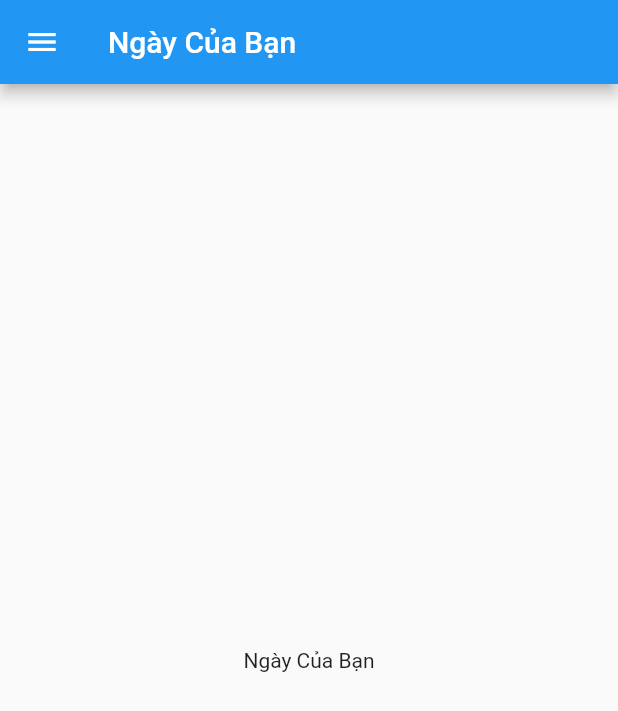
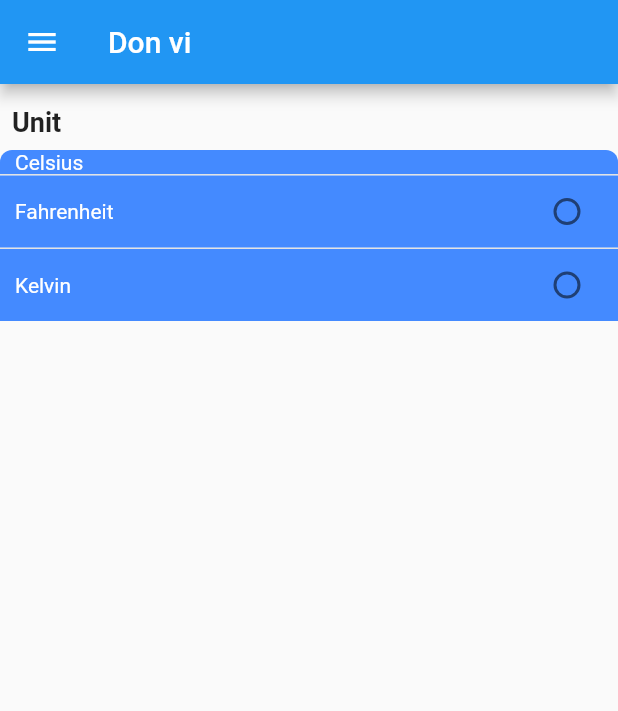
Before and after one commit to hailt99/weather-flutter, a Flutter app: the UnitView screen opened directly, on a phone screen of 412 x 824 dp. Shown: the top 711 px of the screen. Run offline on Flutter 3.47's test engine with Material 2 defaults, Android fonts, the phone set to English and light mode, and no system bars; our stand-ins replace dio; network calls fail.

Commit message:
bug Units, Temperature

```diff
--- a/lib/main.dart
+++ b/lib/main.dart
@@ -1,10 +1,12 @@
 import 'package:flutter/material.dart';
+import 'package:flutter_app_thoi_tiet/src/components/setting/setting_unit.dart';
 import 'package:flutter_app_thoi_tiet/src/notifiers/daily_notifier.dart';
 import 'package:flutter_app_thoi_tiet/src/notifiers/hourly_notifier/hourly_notifier.dart';
 import 'package:flutter_app_thoi_tiet/src/screen/background/backgound_view.dart';
 import 'package:flutter_app_thoi_tiet/src/screen/homeview/homeview.dart';
 import 'package:flutter_app_thoi_tiet/src/screen/location/location.dart';
 import 'package:flutter_app_thoi_tiet/src/screen/notify/notify_view.dart';
+import 'package:flutter_app_thoi_tiet/src/screen/unit/unit_view.dart';
 import 'package:provider/provider.dart';
 
 void main() {
@@ -16,6 +18,9 @@ void main() {
         ),
         ChangeNotifierProvider(
           create: (context) => HourlyNotifier(),
+        ),
+        ChangeNotifierProvider(
+          create: (context) => SettingUnits(),
         ),
       ],
       child: MyApp(),
@@ -38,7 +43,7 @@ class MyApp extends StatelessWidget {
         '/notify': (context) => NotifyView(),
         '/background': (context) => BackgroundView(),
         '/add_location': (context) => LocationView(),
-        '/unit': (context) => LocationView(),
+        '/unit': (context) => UnitView(),
       },
     );
   }
--- a/lib/src/components/current/current_view.dart
+++ b/lib/src/components/current/current_view.dart
@@ -1,7 +1,9 @@
 import 'package:flutter/material.dart';
 import 'package:flutter_app_thoi_tiet/src/components/current/current_view_model.dart';
+import 'package:flutter_app_thoi_tiet/src/components/setting/setting_unit.dart';
 import 'package:flutter_app_thoi_tiet/src/model/weather/weather.dart';
 import 'package:intl/intl.dart';
+import 'package:provider/provider.dart';
 
 class CurrentView extends StatefulWidget {
   final Current current;
@@ -22,6 +24,7 @@ class _CurrentViewState extends State<CurrentView> {
   }
   @override
   Widget build(BuildContext context) {
+    return Consumer<SettingUnits>(builder: (context, units, child) {
       return Center(
         child: Container(
           height: 400,
@@ -40,7 +43,7 @@ class _CurrentViewState extends State<CurrentView> {
                 mainAxisAlignment: MainAxisAlignment.center,
                 children: [
                   Text(
-                  "${(currentViewModel.current.temp - 273).toInt()}",
+                    "${(currentViewModel.current.temp = units.tempC)}",
                     style: TextStyle(fontSize: 40),
                   ),
                   Text(
@@ -56,5 +59,6 @@ class _CurrentViewState extends State<CurrentView> {
           ),
         ),
       );
+    });
   }
 }
--- a/lib/src/components/hourlys/hourly_view.dart
+++ b/lib/src/components/hourlys/hourly_view.dart
@@ -1,6 +1,8 @@
 import 'package:flutter/material.dart';
 import 'package:flutter_app_thoi_tiet/src/components/current/current_view_model.dart';
+import 'package:flutter_app_thoi_tiet/src/components/setting/setting_unit.dart';
 import 'package:flutter_app_thoi_tiet/src/model/weather/weather.dart';
+import 'package:provider/provider.dart';
 
 class HourlyView extends StatefulWidget {
   final Current current;
@@ -22,16 +24,18 @@ class _CurrentViewState extends State<HourlyView> {
 
   @override
   Widget build(BuildContext context) {
+    return Consumer<SettingUnits>(builder: (context, units, child) {
       return Container(
         width: 150,
         child: Column(
           mainAxisAlignment: MainAxisAlignment.start,
           crossAxisAlignment: CrossAxisAlignment.center,
           children: [
-          Text("${(currentViewModel.current.temp - 273).toInt()}"),
+            Text("${(currentViewModel.current.temp = units.tempC)}"),
             Text("${(currentViewModel.current.dt)}"),
           ],
         ),
       );
+    });
   }
 }
--- /dev/null
+++ b/lib/src/components/setting/setting_unit.dart
@@ -0,0 +1,16 @@
+import 'package:flutter/material.dart';
+import 'package:flutter_app_thoi_tiet/src/units/tempunits.dart';
+
+class SettingUnits with ChangeNotifier {
+  double _temp;
+
+  set temp(newValue) {
+    _temp = newValue;
+    notifyListeners();
+  }
+
+  double get tempC => _temp - 273;
+  double get tempF => _temp;
+  double get tempK => _temp * (9 / 5) - 459.67;
+  double get tempunits => _temp;
+}
--- a/lib/src/screen/unit/unit_view.dart
+++ b/lib/src/screen/unit/unit_view.dart
@@ -1,5 +1,8 @@
 import 'package:flutter/material.dart';
+import 'package:flutter_app_thoi_tiet/src/components/setting/setting_unit.dart';
 import 'package:flutter_app_thoi_tiet/src/menu/drawer_menu.dart';
+import 'package:flutter_app_thoi_tiet/src/units/tempunits.dart';
+import 'package:provider/provider.dart';
 
 class UnitView extends StatefulWidget {
   @override
@@ -11,12 +14,96 @@ class _UnitViewState extends State<UnitView> {
   Widget build(BuildContext context) {
     return Scaffold(
       appBar: AppBar(
-        title: Text("Ngày Của Bạn"),
+        title: Text("Don vi"),
       ),
       drawer: DrawerMenu(),
-      body: Center(
-        child: Text("Ngày Của Bạn"),
-      ),
+      body: Consumer<SettingUnits>(builder: (context, units, child) {
+        return Column(
+          crossAxisAlignment: CrossAxisAlignment.start,
+          children: <Widget>[
+            Padding(
+              padding:
+                  const EdgeInsets.only(top: 15, left: 8, right: 8, bottom: 8),
+              child: Text(
+                "Unit",
+                style: TextStyle(
+                  fontWeight: FontWeight.bold,
+                  fontSize: 18,
+                ),
+              ),
+            ),
+            Container(
+              decoration: BoxDecoration(
+                borderRadius: BorderRadius.only(
+                    topLeft: Radius.circular(8), topRight: Radius.circular(8)),
+                color: Colors.blueAccent,
+              ),
+              padding: EdgeInsets.only(left: 10, right: 10),
+              child: Row(
+                mainAxisAlignment: MainAxisAlignment.spaceBetween,
+                children: <Widget>[
+                  Text(
+                    "Celsius",
+                    style: TextStyle(color: Colors.white),
+                  ),
+                ],
+              ),
+            ),
+            Divider(
+              height: 1,
+            ),
+            Container(
+              color: Colors.blueAccent,
+              padding: EdgeInsets.only(left: 10, right: 10),
+              child: Row(
+                mainAxisAlignment: MainAxisAlignment.spaceBetween,
+                children: <Widget>[
+                  Text(
+                    "Fahrenheit",
+                    style: TextStyle(
+                      color: Colors.white,
+                    ),
+                  ),
+                  Radio(
+                    value: TemperatureUnit.fahrenheit.index,
+                    groupValue: units.tempunits,
+                    onChanged: (value) {
+                      units.temp = value;
+                    },
+                    activeColor: Colors.lightBlue,
+                  )
+                ],
+              ),
+            ),
+            Divider(
+              height: 1,
+            ),
+            Container(
+              color: Colors.blueAccent,
+              padding: EdgeInsets.only(left: 10, right: 10),
+              child: Row(
+                mainAxisAlignment: MainAxisAlignment.spaceBetween,
+                children: <Widget>[
+                  Text(
+                    "Kelvin",
+                    style: TextStyle(
+                      color: Colors.white,
+                    ),
+                  ),
+                  Radio(
+                    value: TemperatureUnit.kelvin.index,
+                    groupValue: units.tempunits,
+                    onChanged: (value) {
+                      units.temp = value;
+                    },
+                    activeColor: Colors.lightBlue,
+                  )
+                ],
+              ),
+            ),
+          ],
+        );
+      }),
     );
   }
 }
```
Lines whose indentation alone changed are shown as unchanged.
